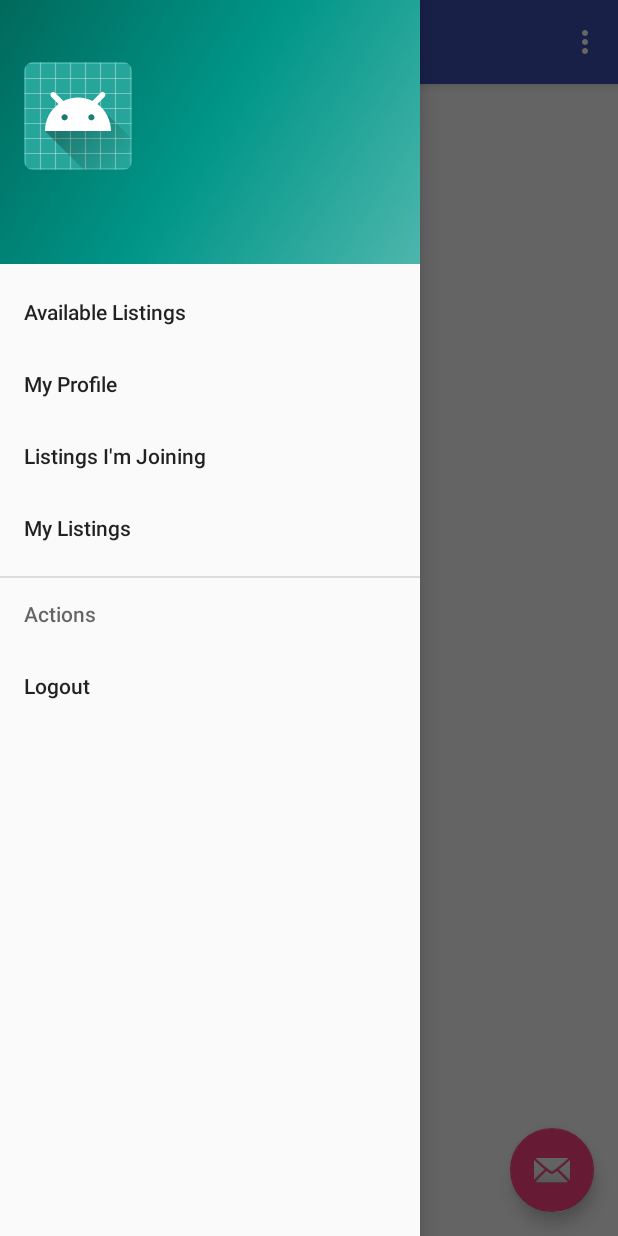
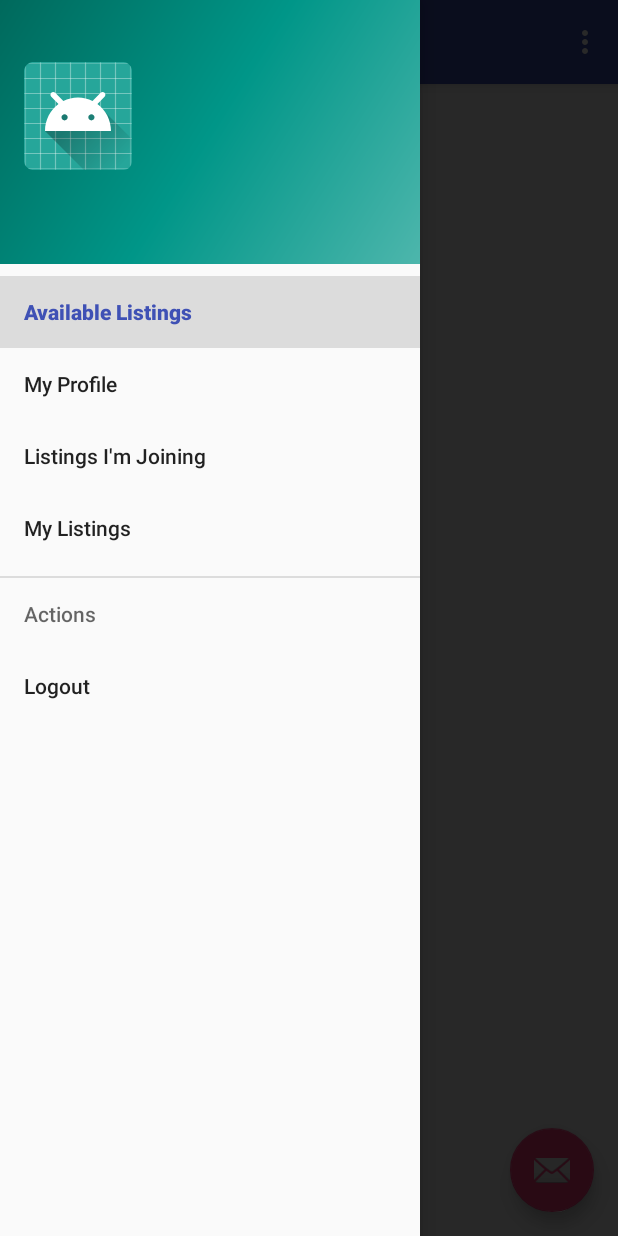
Before and after one commit to JasonChong96/Mugger, an Android app: the screen it shows after launch once a user with an empty profile is signed in (Main2Activity), with the side drawer open, on a phone screen of 412 x 824 dp. Run offline under Robolectric (Android 15) with nearby library versions, the phone set to English and light mode, and no system bars; our stand-ins replace ButterKnife, Firebase (no records; nobody signed in at launch, a user with empty details on screens opened directly); 1 statement that could not run was skipped.

Commit message:
Implemented FireStore support; Added reading and display of available listings

```diff
--- a/app/src/main/java/com/bojio/mugger/Main2Activity.java
+++ b/app/src/main/java/com/bojio/mugger/Main2Activity.java
@@ -1,32 +1,39 @@
 package com.bojio.mugger;
 
 import android.content.Intent;
+import android.net.Uri;
 import android.os.Bundle;
-import android.support.annotation.NonNull;
 import android.support.design.widget.FloatingActionButton;
+import android.support.design.widget.NavigationView;
 import android.support.design.widget.Snackbar;
-import android.view.View;
-import android.support.design.widget.NavigationView;
+import android.support.v4.app.Fragment;
+import android.support.v4.app.FragmentManager;
+import android.support.v4.app.FragmentTransaction;
 import android.support.v4.view.GravityCompat;
 import android.support.v4.widget.DrawerLayout;
 import android.support.v7.app.ActionBarDrawerToggle;
 import android.support.v7.app.AppCompatActivity;
 import android.support.v7.widget.Toolbar;
+import android.util.Log;
 import android.view.Menu;
 import android.view.MenuItem;
+import android.view.View;
 import android.widget.TextView;
+import android.widget.Toast;
 
-import com.bojio.mugger.authentication.GoogleLoginActivity;
+import com.bojio.mugger.fragments.BlankFragment;
+import com.bojio.mugger.fragments.ItemFragment;
+import com.bojio.mugger.listings.Listing;
 import com.google.android.gms.auth.api.signin.GoogleSignIn;
 import com.google.android.gms.auth.api.signin.GoogleSignInClient;
 import com.google.android.gms.auth.api.signin.GoogleSignInOptions;
-import com.google.android.gms.tasks.OnCompleteListener;
-import com.google.android.gms.tasks.Task;
 import com.google.firebase.auth.FirebaseAuth;
 import com.google.firebase.auth.FirebaseUser;
 
 public class Main2Activity extends AppCompatActivity
-        implements NavigationView.OnNavigationItemSelectedListener {
+        implements NavigationView.OnNavigationItemSelectedListener,
+        BlankFragment.OnFragmentInteractionListener,
+        ItemFragment.OnListFragmentInteractionListener{
 
     private FirebaseAuth mAuth;
     @Override
@@ -36,36 +43,35 @@ public class Main2Activity extends AppCompatActivity
         if (user == null) { // Not logged in, go back to login
             Intent intent = new Intent(this, MainActivity.class);
             startActivity(intent);
+            finish();
+            return;
         }
         super.onCreate(savedInstanceState);
         setContentView(R.layout.activity_main2);
-        Toolbar toolbar = (Toolbar) findViewById(R.id.toolbar);
+        Toolbar toolbar = findViewById(R.id.toolbar);
         setSupportActionBar(toolbar);
 
-        FloatingActionButton fab = (FloatingActionButton) findViewById(R.id.fab);
-        fab.setOnClickListener(new View.OnClickListener() {
-            @Override
-            public void onClick(View view) {
-                Snackbar.make(view, "Replace with your own action", Snackbar.LENGTH_LONG)
-                        .setAction("Action", null).show();
-            }
-        });
+        FloatingActionButton fab = findViewById(R.id.fab);
+        fab.setOnClickListener(view -> Snackbar.make(view, "Replace with your own action", Snackbar.LENGTH_LONG)
+                .setAction("Action", null).show());
 
-        DrawerLayout drawer = (DrawerLayout) findViewById(R.id.drawer_layout);
+        DrawerLayout drawer = findViewById(R.id.drawer_layout);
         ActionBarDrawerToggle toggle = new ActionBarDrawerToggle(
                 this, drawer, toolbar, R.string.navigation_drawer_open, R.string.navigation_drawer_close);
         drawer.addDrawerListener(toggle);
         toggle.syncState();
 
-        NavigationView navigationView = (NavigationView) findViewById(R.id.nav_view);
+        NavigationView navigationView = findViewById(R.id.nav_view);
         navigationView.setNavigationItemSelectedListener(this);
 
+        navigationView.setCheckedItem(R.id.nav_available_listings);
+        onNavigationItemSelected(navigationView.getMenu().findItem(R.id.nav_available_listings));
 
     }
 
     @Override
     public void onBackPressed() {
-        DrawerLayout drawer = (DrawerLayout) findViewById(R.id.drawer_layout);
+        DrawerLayout drawer = findViewById(R.id.drawer_layout);
         if (drawer.isDrawerOpen(GravityCompat.START)) {
             drawer.closeDrawer(GravityCompat.START);
         } else {
@@ -106,7 +112,12 @@ public class Main2Activity extends AppCompatActivity
         switch (id) {
             case R.id.logout:
                 this.signOut();
-
+                break;
+            case R.id.nav_available_listings:
+                Fragment fragment = new ItemFragment();
+                FragmentTransaction ft = getSupportFragmentManager().beginTransaction();
+                ft.replace(R.id.container, fragment);
+                ft.commit();
                 break;
             default:
                 break;
@@ -115,6 +126,16 @@ public class Main2Activity extends AppCompatActivity
         DrawerLayout drawer = (DrawerLayout) findViewById(R.id.drawer_layout);
         drawer.closeDrawer(GravityCompat.START);
         return true;
+    }
+
+    @Override
+    public void onFragmentInteraction(Uri uri) {
+
+    }
+
+    @Override
+    public void onListFragmentInteraction(Listing listing) {
+        Toast.makeText(this, "Clicked...", Toast.LENGTH_SHORT).show();
     }
 
     private void signOut() {
@@ -131,6 +152,7 @@ public class Main2Activity extends AppCompatActivity
                 task -> {
                     Intent intent = new Intent(Main2Activity.this, MainActivity.class);
                     startActivity(intent);
+                    finish();
                 });
     }
 }
--- a/app/src/main/java/com/bojio/mugger/MainActivity.java
+++ b/app/src/main/java/com/bojio/mugger/MainActivity.java
@@ -1,14 +1,11 @@
 package com.bojio.mugger;
 
 import android.content.Intent;
+import android.os.Bundle;
 import android.support.v7.app.AppCompatActivity;
-import android.os.Bundle;
-import android.widget.TextView;
 import android.widget.Toast;
 
 import com.bojio.mugger.authentication.GoogleLoginActivity;
-import com.google.android.gms.auth.api.signin.GoogleSignIn;
-import com.google.android.gms.auth.api.signin.GoogleSignInAccount;
 import com.google.android.gms.common.SignInButton;
 import com.google.firebase.auth.FirebaseAuth;
 import com.google.firebase.auth.FirebaseUser;
@@ -25,7 +22,6 @@ public class MainActivity extends AppCompatActivity {
         setContentView(R.layout.activity_main);
         if (acc != null) { // Logged in, redirect to listings immediately
             Toast.makeText(this, "Welcome back, " + acc.getDisplayName(), Toast.LENGTH_SHORT).show();
-            ((TextView) findViewById(R.id.textView)).setText("Logged in to " + acc.getDisplayName() + " " + acc.getUid());
             Intent intent = new Intent(this, Main2Activity.class);
             startActivity(intent);
             finish();
--- /dev/null
+++ b/app/src/main/java/com/bojio/mugger/fragments/ItemFragment.java
@@ -0,0 +1,186 @@
+package com.bojio.mugger.fragments;
+
+import android.content.Context;
+import android.os.Bundle;
+import android.support.annotation.NonNull;
+import android.support.v4.app.Fragment;
+import android.support.v7.widget.GridLayoutManager;
+import android.support.v7.widget.LinearLayoutManager;
+import android.support.v7.widget.RecyclerView;
+import android.view.LayoutInflater;
+import android.view.View;
+import android.view.ViewGroup;
+import android.widget.TextView;
+
+import com.bojio.mugger.R;
+import com.bojio.mugger.listings.Listing;
+import com.firebase.ui.firestore.FirestoreRecyclerAdapter;
+import com.firebase.ui.firestore.FirestoreRecyclerOptions;
+import com.google.firebase.firestore.FirebaseFirestore;
+import com.google.firebase.firestore.Query;
+
+import java.text.DateFormat;
+import java.text.SimpleDateFormat;
+import java.util.Date;
+import java.util.Locale;
+
+import butterknife.BindView;
+import butterknife.ButterKnife;
+
+/**
+ * A fragment representing a list of Items.
+ * <p/>
+ * Activities containing this fragment MUST implement the {@link OnListFragmentInteractionListener}
+ * interface.
+ */
+public class ItemFragment extends Fragment {
+
+    @BindView(R.id.list)
+    RecyclerView mRecyclerView;
+
+    // TODO: Customize parameter argument names
+    FirebaseFirestore db = FirebaseFirestore.getInstance();
+    private static final String ARG_COLUMN_COUNT = "column-count";
+    // TODO: Customize parameters
+    private int mColumnCount = 1;
+    private OnListFragmentInteractionListener mListener;
+
+    /**
+     * Mandatory empty constructor for the fragment manager to instantiate the
+     * fragment (e.g. upon screen orientation changes).
+     */
+    public ItemFragment() {
+    }
+    // TODO: Customize parameter initialization
+    @SuppressWarnings("unused")
+    public static ItemFragment newInstance(int columnCount) {
+        ItemFragment fragment = new ItemFragment();
+        Bundle args = new Bundle();
+        args.putInt(ARG_COLUMN_COUNT, columnCount);
+        fragment.setArguments(args);
+        return fragment;
+    }
+
+    @Override
+    public void onCreate(Bundle savedInstanceState) {
+        super.onCreate(savedInstanceState);
+
+        if (getArguments() != null) {
+            mColumnCount = getArguments().getInt(ARG_COLUMN_COUNT);
+        }
+    }
+
+    @Override
+    public View onCreateView(@NonNull LayoutInflater inflater, ViewGroup container,
+                             Bundle savedInstanceState) {
+        View view = inflater.inflate(R.layout.fragment_item_list, container, false);
+        ButterKnife.bind(this, view);
+        // Set the adapter
+
+        if (view instanceof RecyclerView) {
+            Context context = view.getContext();
+            RecyclerView recyclerView = (RecyclerView) view;
+            if (mColumnCount <= 1) {
+                recyclerView.setLayoutManager(new LinearLayoutManager(context));
+            } else {
+                recyclerView.setLayoutManager(new GridLayoutManager(context, mColumnCount));
+            }
+        }
+
+        initListings();
+        return view;
+    }
+
+
+    @Override
+    public void onAttach(Context context) {
+        super.onAttach(context);
+        if (context instanceof OnListFragmentInteractionListener) {
+            mListener = (OnListFragmentInteractionListener) context;
+        } else {
+            throw new RuntimeException(context.toString()
+                    + " must implement OnListFragmentInteractionListener");
+        }
+    }
+
+    @Override
+    public void onDetach() {
+        super.onDetach();
+        mListener = null;
+    }
+
+    /**
+     * This interface must be implemented by activities that contain this
+     * fragment to allow an interaction in this fragment to be communicated
+     * to the activity and potentially other fragments contained in that
+     * activity.
+     * <p/>
+     * See the Android Training lesson <a href=
+     * "http://developer.android.com/training/basics/fragments/communicating.html"
+     * >Communicating with Other Fragments</a> for more information.
+     */
+    public interface OnListFragmentInteractionListener {
+        // TODO: Update argument type and name
+        void onListFragmentInteraction(Listing item);
+    }
+
+    private void initListings() {
+        Query mQuery = db.collection("listings")
+                .orderBy("startTime", Query.Direction.ASCENDING);
+
+        FirestoreRecyclerOptions<Listing> options = new FirestoreRecyclerOptions.Builder<Listing>()
+                .setQuery(mQuery, snapshot -> {
+                    if ((Long) snapshot.get("endTime") < System.currentTimeMillis()) {
+                        // Delete outdated entries
+                        snapshot.getReference().delete();
+                    }
+                    return new Listing((String) snapshot.get("ownerId"),
+                            (String) snapshot.get("moduleCode"),
+                            (Long) snapshot.get("startTime"),
+                            (Long) snapshot.get("endTime"),
+                            (String) snapshot.get("description"),
+                            (String) snapshot.get("venue")
+                    );
+                })
+                .build();
+        FirestoreRecyclerAdapter adapter = new FirestoreRecyclerAdapter<Listing, ListingsViewHolder>(options) {
+            @Override
+            public void onBindViewHolder(ListingsViewHolder holder, int position, Listing listing) {
+                holder.moduleCode.setText(listing.getModuleCode());
+                holder.venue.setText(listing.getVenue());
+                DateFormat df = new SimpleDateFormat("dd/MM HH:mm", Locale.US);
+                holder.dateTime.setText(new StringBuilder()
+                        .append(df.format(new Date(listing.getStartTime())))
+                        .append(" - ")
+                        .append(df.format(new Date(listing.getEndTime())))
+                        .toString());
+               // holder.moduleCode.setOnClickListener(view -> Toast.makeText(ItemFragment.this.getActivity(), "Clicked", Toast.LENGTH_SHORT).show());
+            }
+
+            @Override
+            public ListingsViewHolder onCreateViewHolder(ViewGroup group, int i) {
+                // Create a new instance of the ViewHolder, in this case we are using a custom
+                // layout called R.layout.message for each item
+                View view = LayoutInflater.from(group.getContext())
+                        .inflate(R.layout.listing_card_view, group, false);
+
+                return new ListingsViewHolder(view);
+            }
+        };
+        mRecyclerView.setAdapter(adapter);
+        adapter.startListening();
+    }
+
+    public class ListingsViewHolder extends RecyclerView.ViewHolder {
+        public TextView moduleCode;
+        public TextView dateTime;
+        public TextView venue;
+
+        ListingsViewHolder(View view) {
+            super(view);
+            moduleCode = view.findViewById(R.id.module_code);
+            dateTime = view.findViewById(R.id.date_time);
+            venue = view.findViewById(R.id.venue);
+        }
+    }
+}
--- a/app/src/main/res/layout/activity_main2.xml
+++ b/app/src/main/res/layout/activity_main2.xml
@@ -10,8 +10,21 @@
 
     <include
         layout="@layout/app_bar_main2"
+        android:id="@+id/app_bar_main2"
         android:layout_width="match_parent"
         android:layout_height="match_parent" />
+
+    <LinearLayout
+        android:layout_width="match_parent"
+        android:layout_height="match_parent"
+        android:orientation="vertical">
+
+        <FrameLayout
+            android:id="@+id/container"
+            android:layout_width="match_parent"
+            android:layout_height="match_parent"
+            android:layout_marginTop="?android:attr/actionBarSize" />
+    </LinearLayout>
 
     <android.support.design.widget.NavigationView
         android:id="@+id/nav_view"
@@ -20,6 +33,9 @@
         android:layout_gravity="start"
         android:fitsSystemWindows="true"
         app:headerLayout="@layout/nav_header_main2"
-        app:menu="@menu/activity_main2_drawer" />
+        app:menu="@menu/activity_main2_drawer" >
+
+    </android.support.design.widget.NavigationView>
+
 
 </android.support.v4.widget.DrawerLayout>
--- a/app/src/main/res/layout/app_bar_main2.xml
+++ b/app/src/main/res/layout/app_bar_main2.xml
@@ -14,8 +14,7 @@
         <android.support.v7.widget.Toolbar
             android:id="@+id/toolbar"
             android:layout_width="match_parent"
-            android:layout_height="?attr/actionBarSize"
-            android:background="?attr/colorPrimary"
+            android:layout_height="?android:attr/actionBarSize"
             app:popupTheme="@style/AppTheme.PopupOverlay" />
 
     </android.support.design.widget.AppBarLayout>
--- a/app/src/main/res/layout/content_main2.xml
+++ b/app/src/main/res/layout/content_main2.xml
@@ -2,8 +2,8 @@
 <android.support.constraint.ConstraintLayout xmlns:android="http://schemas.android.com/apk/res/android"
     xmlns:app="http://schemas.android.com/apk/res-auto"
     xmlns:tools="http://schemas.android.com/tools"
-    android:layout_width="match_parent"
-    android:layout_height="match_parent"
+    android:layout_width="wrap_content"
+    android:layout_height="wrap_content"
     app:layout_behavior="@string/appbar_scrolling_view_behavior"
     tools:context=".Main2Activity"
     tools:showIn="@layout/app_bar_main2">
--- a/app/src/main/res/values/dimens.xml
+++ b/app/src/main/res/values/dimens.xml
@@ -5,4 +5,5 @@
     <dimen name="nav_header_vertical_spacing">8dp</dimen>
     <dimen name="nav_header_height">176dp</dimen>
     <dimen name="fab_margin">16dp</dimen>
+    <dimen name="text_margin">16dp</dimen>
 </resources>
--- a/app/src/main/res/values/strings.xml
+++ b/app/src/main/res/values/strings.xml
@@ -7,4 +7,7 @@
     <string name="nav_header_subtitle">android.studio@android.com</string>
     <string name="nav_header_desc">Navigation header</string>
     <string name="action_settings">Settings</string>
+
+    <!-- TODO: Remove or change this placeholder text -->
+    <string name="hello_blank_fragment">Hello blank fragment</string>
 </resources>
```
Also changed, not shown: app/build.gradle (+9 -0 lines), app/src/main/java/com/bojio/mugger/authentication/GoogleLoginActivity.java (+16 -1 lines), app/src/main/java/com/bojio/mugger/fragments/BlankFragment.java (added, +110 -0 lines), app/src/main/java/com/bojio/mugger/listings/Listing.java (added, +103 -0 lines), app/src/main/res/layout/fragment_blank.xml (added, +14 -0 lines), app/src/main/res/layout/fragment_item_list.xml (added, +13 -0 lines), app/src/main/res/layout/listing_card_view.xml (added, +66 -0 lines).
